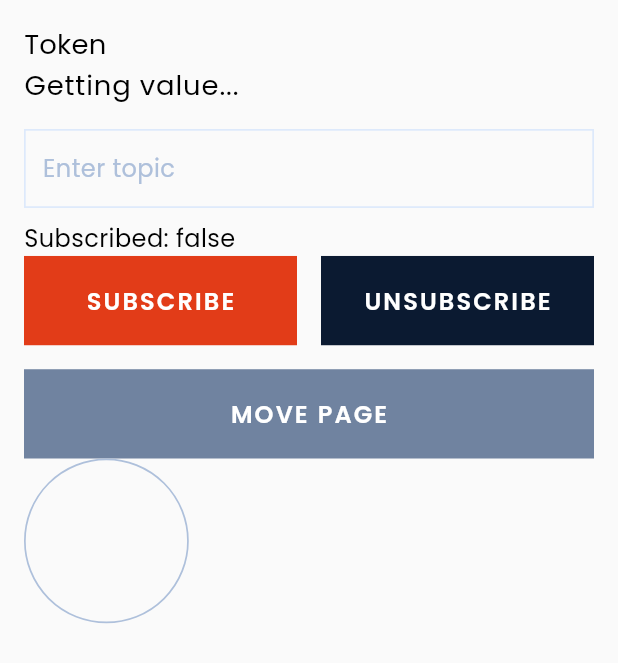
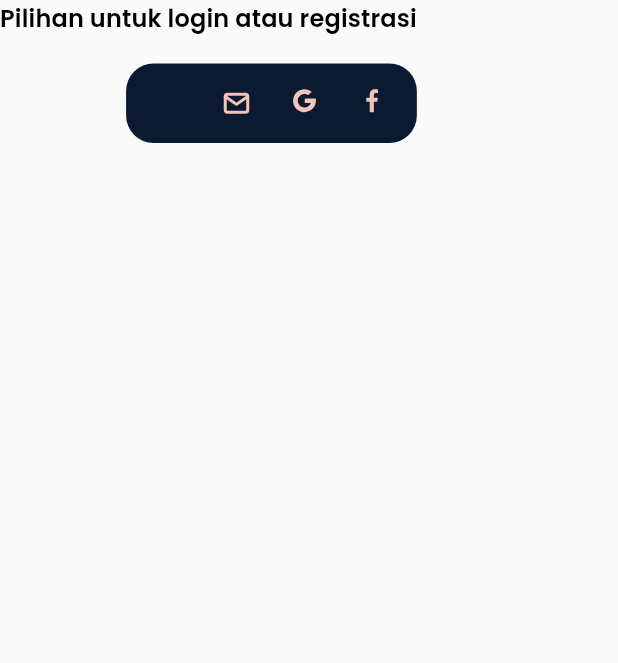
Before and after one commit to dhemitus/alumina_interior, a Flutter app: the screen it shows after launch, on a phone screen of 412 x 824 dp. Shown: the top 663 px of the screen. Run offline on Flutter 3.47's test engine with Material 2 defaults, Android fonts, the phone set to English and light mode, and no system bars; our stand-ins replace firebase_messaging, flutter_screenutil, flutter_svg, google_fonts; accounts and stored records are empty; project files that could hold a hidden picture were left out.

Commit message:
create organisms

```diff
--- a/lib/main.dart
+++ b/lib/main.dart
@@ -151,84 +151,7 @@ class _MyHomePageState extends State<MyHomePage> {
     return Scaffold(
       key: _scaffoldState,
       body: SafeArea(
-        child: Container(
-          width: Utils.getWidth(),
-          padding: const EdgeInsets.all(16.0),
-          child: Column(
-            crossAxisAlignment: CrossAxisAlignment.start,
-            children: <Widget>[
-              SubtitleText1(
-                'Token',
-              ),
-              BodyText2(
-                token.isEmpty ? 'Getting value...' : token,
-                selectable: true,
-              ),
-              SizedBox(height: 16.0),
-              InputText(
-                mode: Styles.StyleType.primary,
-                controller: _controllerTopic,
-                hint: 'Enter topic',
-//                enabled: !isSubscribed,
-              ),
-              SizedBox(height: 8.0),
-              BodyText2('Subscribed: $isSubscribed'),
-              Row(
-                children: <Widget>[
-                  Expanded(
-                    child: PrimaryButton(
-                      mode: Styles.StyleType.warning,
-                      text: 'Subscribe',
-                      onTap: isSubscribed
-                          ? null
-                          : () {
-                        String topic = _controllerTopic.text;
-                        if (topic.isEmpty) {
-                          _scaffoldState.currentState.showSnackBar(SnackBar(
-                            content: Text('Please enter topic'),
-                          ));
-                          return;
-                        }
-//                        _firebaseMessaging.subscribeToTopic(topic);
-                        setState(() {
-                          isSubscribed = true;
-                        });
-                      },
-                    ),
-                  ),
-                  SizedBox(width: 16.0),
-                  Expanded(
-                    child: PrimaryButton(
-                      mode: Styles.StyleType.primary,
-                      text: 'Unsubscribe',
-                      onTap: !isSubscribed
-                          ? null
-                          : () {
-                        String topic = _controllerTopic.text;
-//                        _firebaseMessaging.unsubscribeFromTopic(topic);
-                        setState(() {
-                          isSubscribed = false;
-                        });
-                      },
-                    ),
-                  ),
-                ],
-              ),
-              SizedBox(height: 16.0),
-              SizedBox(
-                width: double.infinity,
-                child: PrimaryButton(
-                  mode: Styles.StyleType.secondary,
-                  text: 'Move Page',
-                  onTap: () {
-                    _navigateToDetailPage();
-                  },
-                ),
-              ),
-              CircleButton()
-            ],
-          ),
-        ),
+        child: LoginOption()
       ),
     );
   }
--- a/lib/shared/icons.dart
+++ b/lib/shared/icons.dart
@@ -2,18 +2,21 @@ import 'package:flutter/material.dart';
 import 'package:flutter_svg/flutter_svg.dart';
 import 'package:alumina/shared/shared.dart' as Styles;
 
-final Widget arrowleft = SvgPicture.asset('assets/svgs/arrow-left-icon.svg', semanticsLabel: 'arrow left',);
-final Widget arrowight = SvgPicture.asset('assets/svgs/arrow-right-icon.svg', semanticsLabel: 'arrow right',);
-final Widget eyeoff = SvgPicture.asset('assets/svgs/eye-off-icon.svg', semanticsLabel: 'eye off',);
-final Widget facebook = SvgPicture.asset('assets/svgs/facebook-icon.svg', semanticsLabel: 'facebook',);
-final Widget google = SvgPicture.asset('assets/svgs/google-icon.svg', semanticsLabel: 'google',);
-final Widget home = SvgPicture.asset('assets/svgs/home-icon.svg', semanticsLabel: 'home',);
-final Widget image = SvgPicture.asset('assets/svgs/image-icon.svg', semanticsLabel: 'image',);
-final Widget logout = SvgPicture.asset('assets/svgs/log-out-icon.svg', semanticsLabel: 'log out',);
-final Widget mail = SvgPicture.asset('assets/svgs/mail-icon.svg', semanticsLabel: 'mail',);
-final Widget mappin = SvgPicture.asset('assets/svgs/map-pin-icon.svg', semanticsLabel: 'map pin',);
-final Widget menu = SvgPicture.asset('assets/svgs/menu-icon.svg', semanticsLabel: 'menu-icon',);
-final Widget messagesquare = SvgPicture.asset('assets/svgs/message-square-icon.svg', semanticsLabel: 'message square',);
-final Widget settings = SvgPicture.asset('assets/svgs/settings-icon.svg', semanticsLabel: 'settings',);
-final Widget smartphone = SvgPicture.asset('assets/svgs/smartphone-icon.svg', semanticsLabel: 'smartphone',);
-final Widget user = SvgPicture.asset('assets/svgs/user-icon.svg', semanticsLabel: 'user-icon',);
+final Widget arrowleft = SvgPicture.asset('assets/svgs/arrow-left-icon.svg', semanticsLabel: 'arrow left', color: Styles.orangeE23C18,);
+final Widget arrowight = SvgPicture.asset('assets/svgs/arrow-right-icon.svg', semanticsLabel: 'arrow right', color: Styles.orangeE23C18);
+final Widget eyeoff = SvgPicture.asset('assets/svgs/eye-off-icon.svg', semanticsLabel: 'eye off', color: Styles.orangeE23C18);
+final Widget facebook = SvgPicture.asset('assets/svgs/facebook-icon.svg', semanticsLabel: 'facebook', color: Styles.orangeE23C18);
+final Widget facebookF1C3B9 = SvgPicture.asset('assets/svgs/facebook-icon.svg', semanticsLabel: 'facebook', color: Styles.orangeF1C3B9);
+final Widget google = SvgPicture.asset('assets/svgs/google-icon.svg', semanticsLabel: 'google', color: Styles.orangeE23C18);
+final Widget googleF1C3B9 = SvgPicture.asset('assets/svgs/google-icon.svg', semanticsLabel: 'google', color: Styles.orangeF1C3B9);
+final Widget home = SvgPicture.asset('assets/svgs/home-icon.svg', semanticsLabel: 'home', color: Styles.orangeE23C18);
+final Widget image = SvgPicture.asset('assets/svgs/image-icon.svg', semanticsLabel: 'image', color: Styles.orangeE23C18);
+final Widget logout = SvgPicture.asset('assets/svgs/log-out-icon.svg', semanticsLabel: 'log out', color: Styles.orangeE23C18);
+final Widget mail = SvgPicture.asset('assets/svgs/mail-icon.svg', semanticsLabel: 'mail', color: Styles.orangeE23C18);
+final Widget mailF1C3B9 = SvgPicture.asset('assets/svgs/mail-icon.svg', semanticsLabel: 'mail', color: Styles.orangeF1C3B9);
+final Widget mappin = SvgPicture.asset('assets/svgs/map-pin-icon.svg', semanticsLabel: 'map pin', color: Styles.orangeE23C18);
+final Widget menu = SvgPicture.asset('assets/svgs/menu-icon.svg', semanticsLabel: 'menu-icon', color: Styles.orangeE23C18);
+final Widget messagesquare = SvgPicture.asset('assets/svgs/message-square-icon.svg', semanticsLabel: 'message square', color: Styles.orangeE23C18);
+final Widget settings = SvgPicture.asset('assets/svgs/settings-icon.svg', semanticsLabel: 'settings', color: Styles.orangeE23C18);
+final Widget smartphone = SvgPicture.asset('assets/svgs/smartphone-icon.svg', semanticsLabel: 'smartphone', color: Styles.orangeE23C18);
+final Widget user = SvgPicture.asset('assets/svgs/user-icon.svg', semanticsLabel: 'user-icon', color: Styles.orangeE23C18);
--- a/lib/widgets/molecules/buttons/buttons.dart
+++ b/lib/widgets/molecules/buttons/buttons.dart
@@ -1,3 +1,4 @@
 export './capsulebutton_molecule.dart';
 export './clipbutton_molecule.dart';
 export './primarybutton_molecule.dart';
+export './circlebutton_molecule.dart';
--- a/lib/widgets/organisms/sections/loginoption_organism.dart
+++ b/lib/widgets/organisms/sections/loginoption_organism.dart
@@ -0,0 +1,46 @@
+import 'package:flutter/material.dart';
+import 'package:flutter_screenutil/flutter_screenutil.dart';
+
+import 'package:alumina/shared/shared.dart' as Iconic;
+import 'package:alumina/widgets/widgets.dart';
+import 'package:alumina/shared/shared.dart' as Styles;
+
+class LoginOption extends StatelessWidget {
+  @override
+  Widget build(BuildContext context) {
+    return Column(
+      crossAxisAlignment: CrossAxisAlignment.end,
+      children: [
+        SubtitleText2('Pilihan untuk login atau registrasi'),
+        SizedBox(height: 16.0.w,),
+        BaseContainer(
+          padding: EdgeInsets.only(left: 46.0.w),
+          radius: BorderRadius.circular(16.0.w),
+          height: 32.0.h,
+          width: 148.0.w,
+          color: Styles.blue0B1A31,
+          child: Row(
+            children: <Widget>[
+              ClipButton(
+                icon: Iconic.mailF1C3B9,
+                width: 32.0.w,
+                height: 32.0.h,
+              ),
+              SizedBox(width: 3.0.w,),
+              ClipButton(
+                icon: Iconic.googleF1C3B9,
+                width: 32.0.w,
+                height: 32.0.h,
+              ),
+              SizedBox(width: 3.0.w,),
+              ClipButton(
+                icon: Iconic.facebookF1C3B9,
+                width: 32.0.w,
+                height: 32.0.h,
+              )
+            ],      ),
+        ),
+      ],
+    );
+  }
+}
```
Also changed, not shown: assets/svgs/logo.svg (added).
